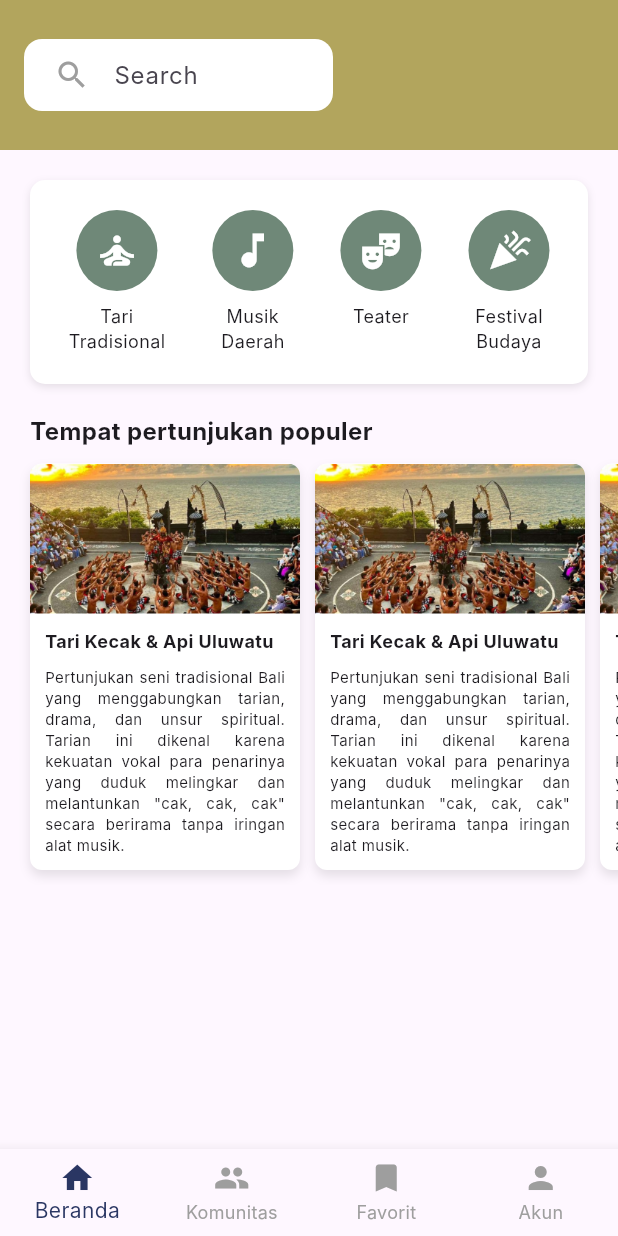
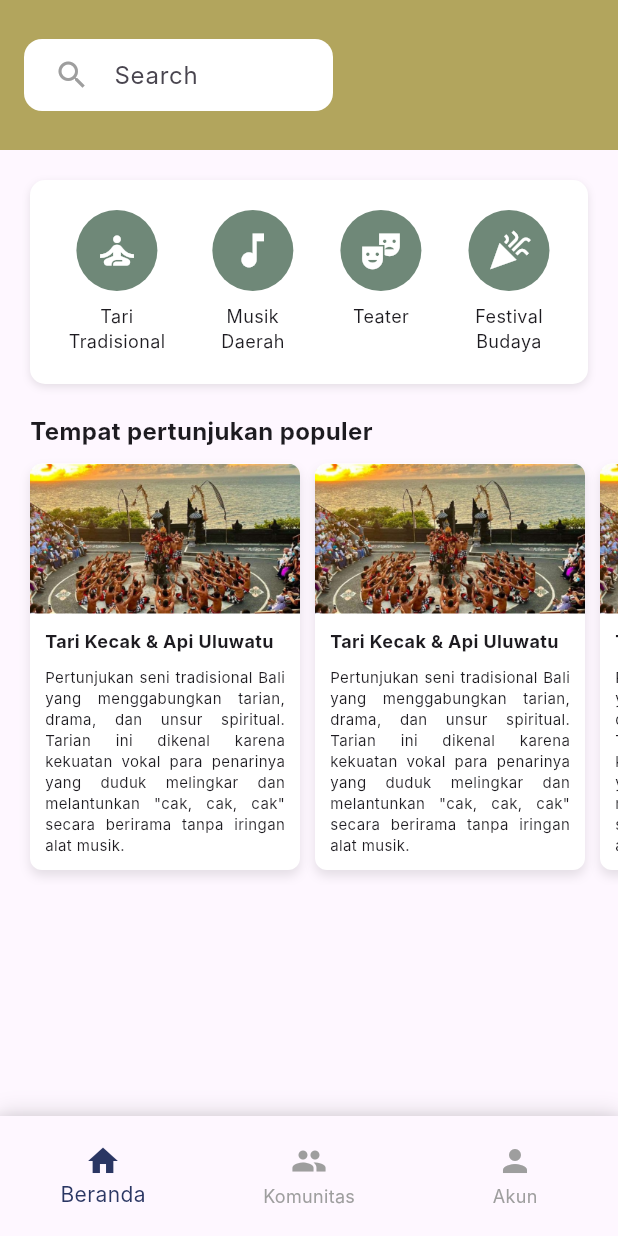
Before and after one commit to agunglaksonoputra/senada-project, a Flutter app: the screen it shows after launch, on a phone screen of 412 x 824 dp. Run offline on Flutter 3.47's test engine with Material 3 defaults, Android fonts, the phone set to English and light mode, and no system bars; Roboto replaces fonts that are missing (Inter).

```diff
--- a/lib/widgets/bottom_navigation.dart
+++ b/lib/widgets/bottom_navigation.dart
@@ -17,7 +17,20 @@ class BottomNavBar extends StatefulWidget {
 class _BottomNavBarState extends State<BottomNavBar> {
   @override
   Widget build(BuildContext context) {
-    return BottomNavigationBar(
+    return Container(
+      height: 80,
+      decoration: BoxDecoration(
+        color: Colors.white,
+        boxShadow: [
+          BoxShadow(
+            color: Colors.black.withOpacity(0.1),
+            spreadRadius: 0,
+            blurRadius: 10,
+            offset: Offset(0, -4),
+          ),
+        ],
+      ),
+      child: BottomNavigationBar(
         type: BottomNavigationBarType.fixed,
         selectedItemColor: Color(0xFF2A3663),
         unselectedItemColor: Colors.grey,
@@ -26,9 +39,9 @@ class _BottomNavBarState extends State<BottomNavBar> {
         items: const [
           BottomNavigationBarItem(icon: Icon(Icons.home), label: 'Beranda'),
           BottomNavigationBarItem(icon: Icon(Icons.people), label: 'Komunitas'),
-        BottomNavigationBarItem(icon: Icon(Icons.bookmark), label: 'Favorit'),
           BottomNavigationBarItem(icon: Icon(Icons.person), label: 'Akun'),
         ],
+      ),
     );
   }
 }
```
Lines whose indentation alone changed are shown as unchanged.
